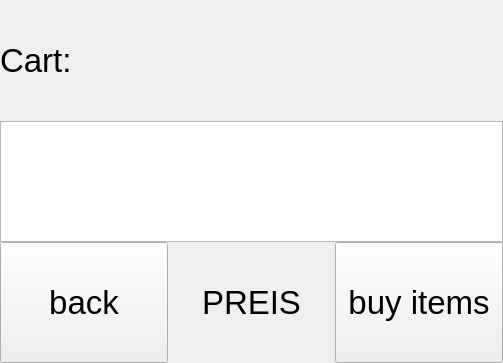
Above: TallyOnRaspberry/shoppingcart.ui from Deltachi/Tally_Teamproject before the change. Below: the same form after it.
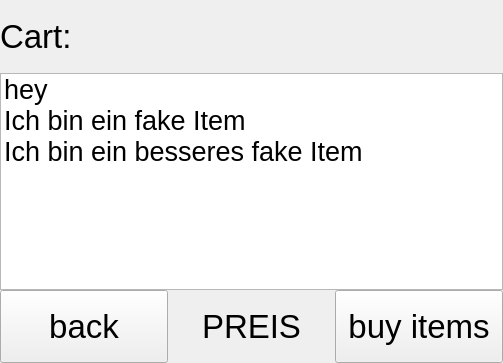
That is the form after the change.

```diff
--- a/TallyOnRaspberry/shoppingcart.ui
+++ b/TallyOnRaspberry/shoppingcart.ui
@@ -30,7 +30,7 @@
     <number>0</number>
    </property>
    <item row="0" column="0">
-    <layout class="QVBoxLayout" name="verticalLayout" stretch="1,1,1">
+    <layout class="QVBoxLayout" name="verticalLayout" stretch="1,3,1">
      <item>
       <widget class="QLabel" name="label">
        <property name="font">
@@ -44,7 +44,28 @@
       </widget>
      </item>
      <item>
-      <widget class="QListWidget" name="listWidget"/>
+      <widget class="QListWidget" name="listWidget">
+       <property name="font">
+        <font>
+         <pointsize>20</pointsize>
+        </font>
+       </property>
+       <item>
+        <property name="text">
+         <string>hey</string>
+        </property>
+       </item>
+       <item>
+        <property name="text">
+         <string>Ich bin ein fake Item</string>
+        </property>
+       </item>
+       <item>
+        <property name="text">
+         <string>Ich bin ein besseres fake Item</string>
+        </property>
+       </item>
+      </widget>
      </item>
      <item>
       <layout class="QHBoxLayout" name="horizontalLayout" stretch="1,1,1">
```
